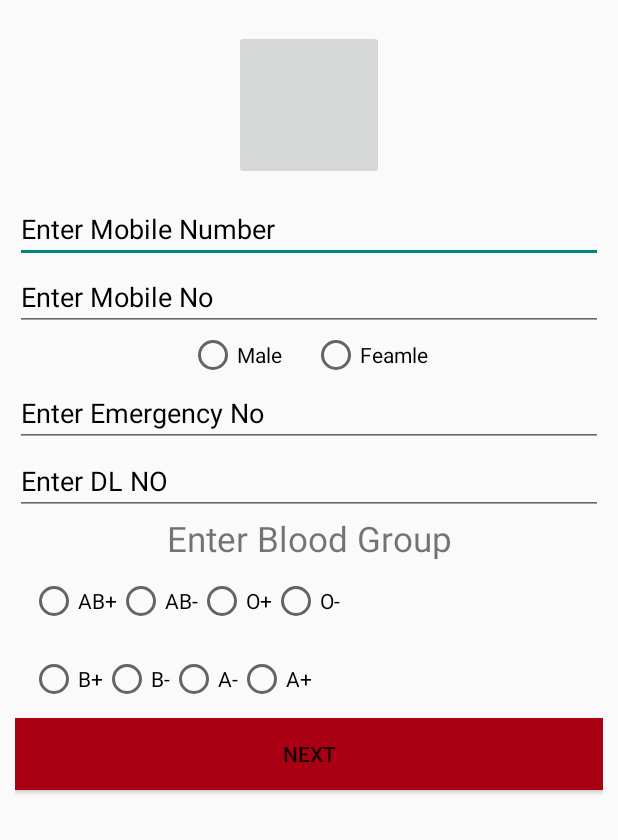
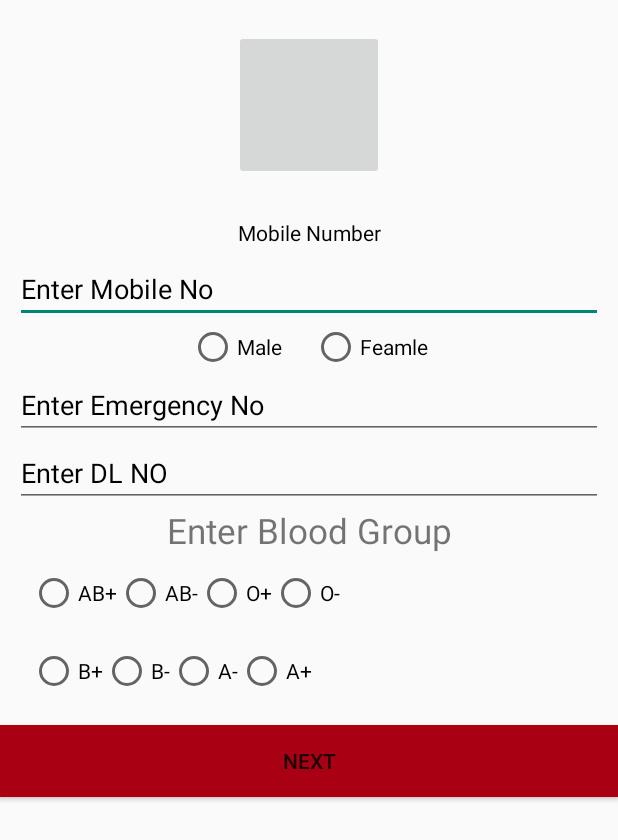
Before and after one commit to codedsun/OnRoadWheels, an Android app: the layout activity_registration.xml on its own in the app's theme, with its tools: preview values and no code run, on a phone screen of 412 x 824 dp. Shown: the top 840 px of the screen. Run offline under Robolectric (Android 15) with nearby library versions, the phone set to English and light mode, and no system bars.

Commit message:
Layout Updated

```diff
--- a/app/src/main/res/layout/activity_registration.xml
+++ b/app/src/main/res/layout/activity_registration.xml
@@ -6,28 +6,31 @@
     android:orientation="vertical"
     android:layout_marginTop="20dp"
     android:layout_height="match_parent"
-
     tools:context="com.example.suneet.onroadwheels.Registration">
 
     <ImageButton
         android:layout_width="100dp"
         android:layout_height="100dp"
+        android:layout_marginBottom="10dp"
         android:id="@+id/userImage"
         android:layout_gravity="center"/>
 
     <LinearLayout
         android:layout_width="match_parent"
         android:orientation="vertical"
-        android:layout_height="match_parent"
+        android:layout_marginTop="20dp"
+        android:margin="5dp"
+        android:layout_height="wrap_content"
         android:layout_margin="10dp">
 
-        <EditText
+        <TextView
             android:layout_width="match_parent"
-            android:layout_height="wrap_content"
+            android:layout_height="30dp"
+            android:gravity="center"
             android:id="@+id/userMobNo"
             android:textColor="@color/colorText"
             android:textColorHint="@color/colorText"
-            android:hint="Enter Mobile Number"/>
+            android:hint="Mobile Number"/>
 
 
         <EditText
@@ -136,16 +139,18 @@
         </RadioGroup>
 
 
-        <Button
-            android:id="@+id/buttonNext"
-            android:layout_width="match_parent"
-            android:layout_height="wrap_content"
-            android:layout_gravity="fill"
-            android:background="#AA0014"
-            android:text="NEXT" />
 
 
     </LinearLayout>
+    <Button
+        android:id="@+id/buttonNext"
+
+        android:layout_width="match_parent"
+        android:layout_height="wrap_content"
+        android:layout_gravity="bottom"
+        android:background="#AA0014"
+        android:text="NEXT" />
+
 
 
 
```
